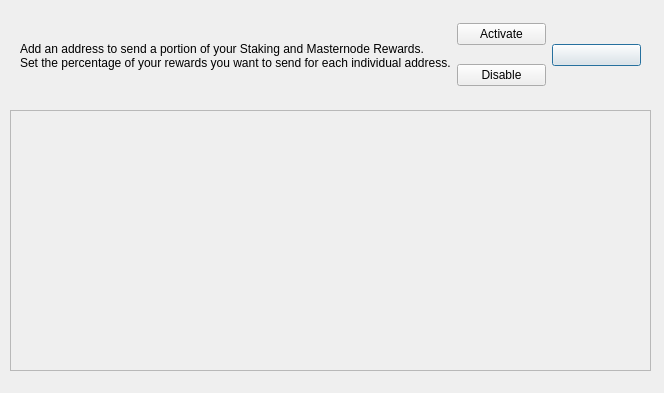
First picture: the form in src/qt/forms/multisendconfigdialog.ui, repository SHTDJ/Bulwark, before the edit.
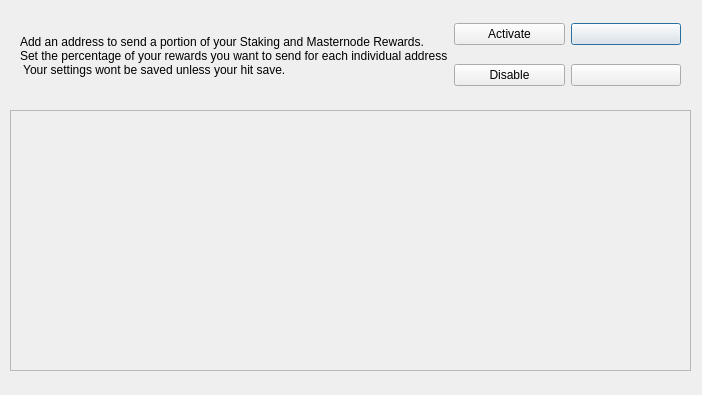
Second picture: the form after the edit. Icons and pictures are not drawn.

The edit to the form file:
```diff
--- a/src/qt/forms/multisendconfigdialog.ui
+++ b/src/qt/forms/multisendconfigdialog.ui
@@ -6,8 +6,8 @@
    <rect>
     <x>0</x>
     <y>0</y>
-    <width>664</width>
-    <height>393</height>
+    <width>702</width>
+    <height>395</height>
    </rect>
   </property>
   <property name="windowTitle">
@@ -18,7 +18,7 @@
     <rect>
      <x>10</x>
      <y>110</y>
-     <width>641</width>
+     <width>681</width>
      <height>261</height>
     </rect>
    </property>
@@ -36,7 +36,7 @@
      <rect>
       <x>0</x>
       <y>0</y>
-      <width>639</width>
+      <width>679</width>
       <height>259</height>
      </rect>
     </property>
@@ -65,7 +65,7 @@
     <rect>
      <x>10</x>
      <y>10</y>
-     <width>641</width>
+     <width>681</width>
      <height>91</height>
     </rect>
    </property>
@@ -83,7 +83,8 @@
       </property>
       <property name="text">
        <string>Add an address to send a portion of your Staking and Masternode Rewards.
-Set the percentage of your rewards you want to send for each individual address.</string>
+Set the percentage of your rewards you want to send for each individual address
+ Your settings wont be saved unless your hit save.</string>
       </property>
      </widget>
     </item>
@@ -124,6 +125,8 @@
      </layout>
     </item>
     <item>
+     <layout class="QVBoxLayout" name="verticalLayout">
+      <item>
      <widget class="QPushButton" name="addEntryButton">
       <property name="sizePolicy">
        <sizepolicy hsizetype="Preferred" vsizetype="Fixed">
@@ -139,6 +142,19 @@
         <normaloff>:/icons/add</normaloff>:/icons/add</iconset>
       </property>
      </widget>
+      </item>
+      <item>
+       <widget class="QPushButton" name="saveButton">
+        <property name="text">
+         <string/>
+        </property>
+		<property name="icon">
+         <iconset resource="../bulwark.qrc">
+          <normaloff>:/icons/filesave</normaloff>:/icons/filesave</iconset>
+        </property>
+       </widget>
+      </item>
+     </layout>
     </item>
    </layout>
   </widget>
```
Lines whose indentation alone changed are shown as unchanged.
